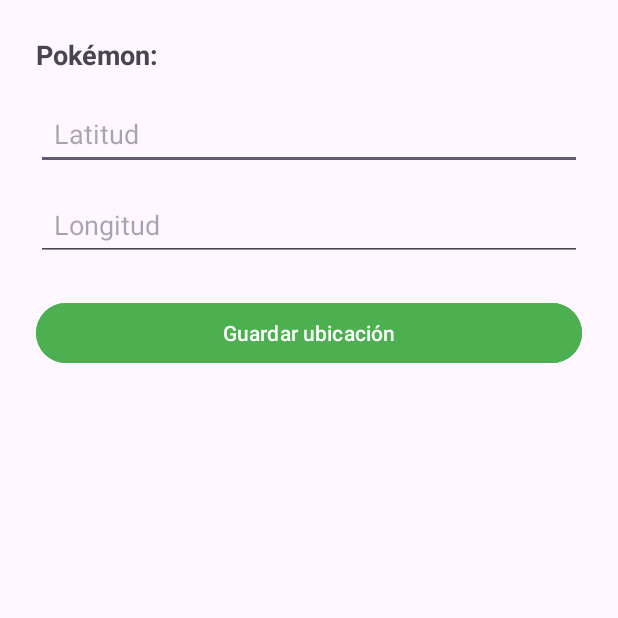
After one commit to scottfo20/Pokedex, an Android app: the AddLocation screen opened directly, with no data from a screen before it, on a phone screen of 412 x 824 dp, the top half of it. The commit adds this screen. Run offline under Robolectric (Android 15) with nearby library versions, the phone set to English and light mode, and no system bars; our stand-ins replace Firebase (no records; nobody signed in at launch, a user with empty details on screens opened directly); 1 statement that could not run was skipped.

Commit message:
MapPokemonUbicationCommit

```diff
--- /dev/null
+++ b/app/src/main/java/com/example/pokedex/AddLocation.java
@@ -0,0 +1,59 @@
+package com.example.pokedex;
+
+import android.os.Bundle;
+import android.widget.Button;
+import android.widget.EditText;
+import android.widget.Toast;
+
+import androidx.activity.EdgeToEdge;
+import androidx.appcompat.app.AppCompatActivity;
+import androidx.core.graphics.Insets;
+import androidx.core.view.ViewCompat;
+import androidx.core.view.WindowInsetsCompat;
+
+import com.example.pokedex.models.PokemonLocation;
+import com.google.firebase.database.DatabaseReference;
+import com.google.firebase.database.FirebaseDatabase;
+
+public class AddLocation extends AppCompatActivity {
+
+    private EditText editLatitude, editLongitude;
+    private Button btnSaveLocation;
+    private DatabaseReference databaseRef;
+    private String pokemonName;
+
+    @Override
+    protected void onCreate(Bundle savedInstanceState) {
+        super.onCreate(savedInstanceState);
+        setContentView(R.layout.activity_add_location);
+
+        editLatitude = findViewById(R.id.editLatitude);
+        editLongitude = findViewById(R.id.editLongitude);
+        btnSaveLocation = findViewById(R.id.btnSaveLocation);
+
+        pokemonName = getIntent().getStringExtra("pokemon_name").toLowerCase();
+        databaseRef = FirebaseDatabase.getInstance().getReference("pokemon_locations");
+
+        btnSaveLocation.setOnClickListener(v -> {
+            try {
+                double lat = Double.parseDouble(editLatitude.getText().toString());
+                double lon = Double.parseDouble(editLongitude.getText().toString());
+
+                String locationId = databaseRef.push().getKey();
+                if (locationId != null) {
+                    PokemonLocation location = new PokemonLocation(lat, lon);
+                    databaseRef.child(pokemonName).child(locationId).setValue(location)
+                            .addOnSuccessListener(unused -> {
+                                Toast.makeText(this, "Ubicación guardada", Toast.LENGTH_SHORT).show();
+                                finish(); // ← vuelve a DetailActivity
+                            })
+                            .addOnFailureListener(e ->
+                                    Toast.makeText(this, "Error al guardar", Toast.LENGTH_SHORT).show());
+                }
+
+            } catch (NumberFormatException e) {
+                Toast.makeText(this, "Coordenadas inválidas", Toast.LENGTH_SHORT).show();
+            }
+        });
+    }
+}
--- /dev/null
+++ b/app/src/main/res/layout/activity_add_location.xml
@@ -0,0 +1,45 @@
+<?xml version="1.0" encoding="utf-8"?>
+<LinearLayout xmlns:android="http://schemas.android.com/apk/res/android"
+    android:id="@+id/layout_add_location"
+    android:layout_width="match_parent"
+    android:layout_height="match_parent"
+    android:orientation="vertical"
+    android:padding="24dp">
+
+    <TextView
+        android:id="@+id/txtPokemonName"
+        android:layout_width="match_parent"
+        android:layout_height="wrap_content"
+        android:text="Pokémon:"
+        android:textSize="18sp"
+        android:textStyle="bold"/>
+
+    <EditText
+        android:id="@+id/editLatitude"
+        android:layout_width="match_parent"
+        android:layout_height="wrap_content"
+        android:minHeight="48dp"
+        android:padding="12dp"
+        android:hint="Latitud"
+        android:inputType="numberSigned|numberDecimal"
+        android:layout_marginTop="16dp"/>
+
+    <EditText
+        android:id="@+id/editLongitude"
+        android:layout_width="match_parent"
+        android:layout_height="wrap_content"
+        android:minHeight="48dp"
+        android:padding="12dp"
+        android:hint="Longitud"
+        android:inputType="numberSigned|numberDecimal"
+        android:layout_marginTop="12dp"/>
+
+    <Button
+        android:id="@+id/btnSaveLocation"
+        android:layout_width="match_parent"
+        android:layout_height="wrap_content"
+        android:text="Guardar ubicación"
+        android:layout_marginTop="24dp"
+        android:backgroundTint="#4CAF50"
+        android:textColor="@android:color/white"/>
+</LinearLayout>
--- a/app/src/main/res/values/strings.xml
+++ b/app/src/main/res/values/strings.xml
@@ -1,3 +1,4 @@
 <resources>
     <string name="app_name">Pokedex</string>
+    <string name="title_activity_maps">MapsActivity</string>
 </resources>
--- a/build.gradle.kts
+++ b/build.gradle.kts
@@ -1,4 +1,7 @@
 // Top-level build file where you can add configuration options common to all sub-projects/modules.
 plugins {
     alias(libs.plugins.android.application) apply false
+    id("com.google.gms.google-services") version "4.4.2" apply false
+    alias(libs.plugins.google.android.libraries.mapsplatform.secrets.gradle.plugin) apply false
+    //alias(libs.plugins.google.android.libraries.mapsplatform.secrets.gradle.plugin) apply false
 }
--- a/gradle/libs.versions.toml
+++ b/gradle/libs.versions.toml
@@ -7,6 +7,8 @@ appcompat = "1.6.1"
 material = "1.10.0"
 activity = "1.8.0"
 constraintlayout = "2.1.4"
+googleAndroidLibrariesMapsplatformSecretsGradlePlugin = "2.0.1"
+playServicesMaps = "19.2.0"
 
 [libraries]
 junit = { group = "junit", name = "junit", version.ref = "junit" }
@@ -16,6 +18,8 @@ appcompat = { group = "androidx.appcompat", name = "appcompat", version.ref = "a
 material = { group = "com.google.android.material", name = "material", version.ref = "material" }
 activity = { group = "androidx.activity", name = "activity", version.ref = "activity" }
 constraintlayout = { group = "androidx.constraintlayout", name = "constraintlayout", version.ref = "constraintlayout" }
+play-services-maps = { group = "com.google.android.gms", name = "play-services-maps", version.ref = "playServicesMaps" }
 
 [plugins]
 android-application = { id = "com.android.application", version.ref = "agp" }
+google-android-libraries-mapsplatform-secrets-gradle-plugin = { id = "com.google.android.libraries.mapsplatform.secrets-gradle-plugin", version.ref = "googleAndroidLibrariesMapsplatformSecretsGradlePlugin" }
```
Also changed, not shown: app/build.gradle.kts (+14 -0 lines), app/src/main/AndroidManifest.xml (+25 -1 lines), app/src/main/java/com/example/pokedex/DetailActivity.java (+27 -7 lines), app/src/main/java/com/example/pokedex/MapsActivity.java (added, +83 -0 lines), app/src/main/java/com/example/pokedex/models/PokemonLocation.java (added, +13 -0 lines), app/src/main/res/layout/activity_detail.xml (+20 -0 lines), app/src/main/res/layout/activity_maps.xml (added, +44 -0 lines), 1 other file.
